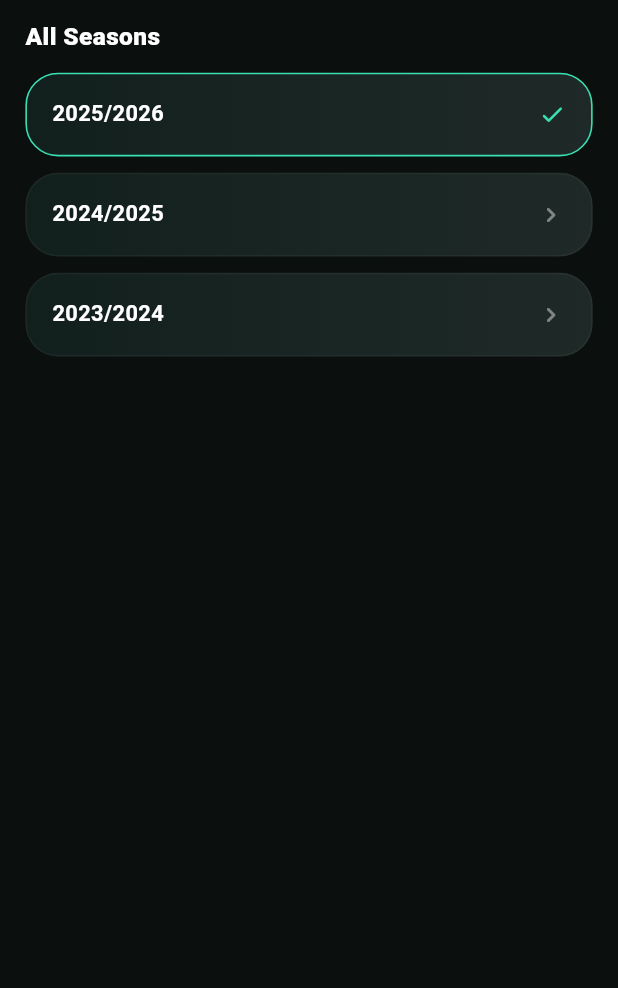
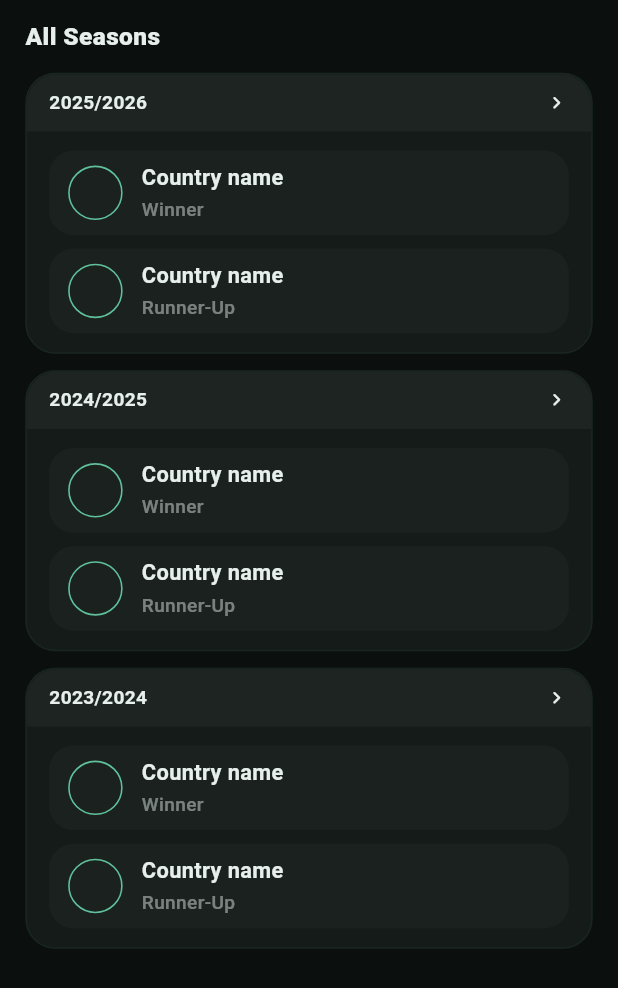
Before and after one commit to AminulSagor/football-app, a Flutter app: the LeagueDetailsSeasonsPage widget shown alone on an empty page, opened directly, on a phone screen of 412 x 824 dp. Shown: the top 988 px of the screen. Run offline on Flutter 3.47's test engine with Material 3 defaults, Android fonts, the phone set to English and light mode, and no system bars; our stand-ins replace flutter_screenutil, get, shared_preferences; accounts and stored records are empty.

Commit message:
feat: enhance UI components and improve layout responsiveness across various views
Co-authored-by: Copilot <copilot@github.com>

```diff
--- a/lib/modules/coach_profile/views/coach_profile_profile.dart
+++ b/lib/modules/coach_profile/views/coach_profile_profile.dart
@@ -121,7 +121,7 @@ class _FactTile extends StatelessWidget {
     final theme = Theme.of(context);
 
     return Container(
-      height: 58.h,
+      constraints: BoxConstraints(minHeight: 58.h),
       padding: EdgeInsets.symmetric(horizontal: 14.w, vertical: 12.h),
       decoration: BoxDecoration(
         borderRadius: BorderRadius.circular(16.r),
--- a/lib/modules/leagues/league_detials/views/league_details_fixture.dart
+++ b/lib/modules/leagues/league_detials/views/league_details_fixture.dart
@@ -30,6 +30,7 @@ class LeagueDetailsFixturesPage extends GetView<LeagueDetailsController> {
         children: [
           _FixturesSurfaceCard(
             fixtures: fixtures,
+            showDateNavigator: !controller.isWorldCup,
             onModeTap: controller.cycleFixturesMode,
             onDatePreviousTap: controller.showPreviousFixtureDate,
             onDateNextTap: controller.showNextFixtureDate,
@@ -42,12 +43,14 @@ class LeagueDetailsFixturesPage extends GetView<LeagueDetailsController> {
 
 class _FixturesSurfaceCard extends StatelessWidget {
   final LeagueDetailsFixturesViewModel fixtures;
+  final bool showDateNavigator;
   final VoidCallback onModeTap;
   final VoidCallback onDatePreviousTap;
   final VoidCallback onDateNextTap;
 
   const _FixturesSurfaceCard({
     required this.fixtures,
+    required this.showDateNavigator,
     required this.onModeTap,
     required this.onDatePreviousTap,
     required this.onDateNextTap,
@@ -99,7 +102,8 @@ class _FixturesSurfaceCard extends StatelessWidget {
                 ],
               ),
               SizedBox(height: 18.h),
-              if (fixtures.mode == LeagueDetailsFixturesMode.byDate) ...[
+              if (fixtures.mode == LeagueDetailsFixturesMode.byDate &&
+                  showDateNavigator) ...[
                 _DateNavigatorBar(
                   label: fixtures.selectedDateLabel,
                   onPreviousTap: onDatePreviousTap,
--- a/lib/modules/leagues/league_detials/views/league_details_seasons.dart
+++ b/lib/modules/leagues/league_detials/views/league_details_seasons.dart
@@ -12,6 +12,8 @@ class LeagueDetailsSeasonsPage extends GetView<LeagueDetailsController> {
   Widget build(BuildContext context) {
     return Obx(() {
       final state = controller.state.value;
+      final theme = Theme.of(context);
+
       return ListView(
         physics: const BouncingScrollPhysics(),
         padding: EdgeInsets.fromLTRB(16.w, 14.h, 16.w, 28.h),
@@ -19,7 +21,7 @@ class LeagueDetailsSeasonsPage extends GetView<LeagueDetailsController> {
           Text(
             'All Seasons',
             style: TextStyle(
-              color: Colors.white,
+              color: theme.colorScheme.onSurface,
               fontSize: AppTextStyles.sizeBodyLarge.sp,
               fontWeight: FontWeight.w800,
             ),
@@ -27,8 +29,7 @@ class LeagueDetailsSeasonsPage extends GetView<LeagueDetailsController> {
           SizedBox(height: 14.h),
           for (var index = 0; index < state.seasons.length; index++) ...[
             _SeasonCard(
-              label: state.seasons[index],
-              isSelected: state.seasons[index] == state.selectedSeason,
+              label: _seasonLabelWithVenue(state.seasons[index]),
               onTap: () => controller.selectSeason(state.seasons[index]),
             ),
             if (index != state.seasons.length - 1) SizedBox(height: 12.h),
@@ -41,58 +42,176 @@ class LeagueDetailsSeasonsPage extends GetView<LeagueDetailsController> {
 
 class _SeasonCard extends StatelessWidget {
   final String label;
-  final bool isSelected;
   final VoidCallback onTap;
 
-  const _SeasonCard({
-    required this.label,
-    required this.isSelected,
-    required this.onTap,
-  });
+  const _SeasonCard({required this.label, required this.onTap});
 
   @override
   Widget build(BuildContext context) {
+    final theme = Theme.of(context);
+    final rows = _seasonRowsFor(label);
+
     return Material(
       color: Colors.transparent,
       child: InkWell(
-        borderRadius: BorderRadius.circular(24.r),
+        borderRadius: BorderRadius.circular(22.r),
         onTap: onTap,
         child: Container(
-          padding: EdgeInsets.symmetric(horizontal: 16.w, vertical: 18.h),
           decoration: BoxDecoration(
-            borderRadius: BorderRadius.circular(24.r),
-            gradient: const LinearGradient(
-              begin: Alignment.centerLeft,
-              end: Alignment.centerRight,
-              colors: [Color(0xFF12201D), Color(0xFF1F2A28)],
-            ),
+            borderRadius: BorderRadius.circular(22.r),
+            color: theme.colorScheme.surface,
             border: Border.all(
-              color: isSelected
-                  ? const Color(0xFF39E0B3)
-                  : Colors.white.withAlpha(10),
+              color: theme.dividerColor.withAlpha(110),
               width: 1.w,
             ),
           ),
+          child: ClipRRect(
+            borderRadius: BorderRadius.circular(22.r),
+            child: Column(
+              children: [
+                Container(
+                  height: 42.h,
+                  width: double.infinity,
+                  padding: EdgeInsets.symmetric(horizontal: 14.w),
+                  color: Colors.white.withAlpha(10),
                   child: Row(
                     children: [
                       Expanded(
                         child: Text(
                           label,
                           style: TextStyle(
-                    color: Colors.white,
-                    fontSize: AppTextStyles.sizeBody.sp,
+                            color: theme.colorScheme.onSurface,
+                            fontSize: AppTextStyles.sizeBodySmall.sp,
                             fontWeight: FontWeight.w700,
                           ),
                         ),
                       ),
-              if (isSelected)
-                Icon(Icons.check_rounded, size: 20.r, color: const Color(0xFF39E0B3))
-              else
-                Icon(Icons.chevron_right_rounded, size: 22.r, color: Colors.white.withAlpha(110)),
+                      Icon(
+                        Icons.chevron_right_rounded,
+                        size: 18.r,
+                        color: theme.colorScheme.onSurface,
+                      ),
                     ],
+                  ),
+                ),
+                Padding(
+                  padding: EdgeInsets.fromLTRB(14.w, 14.h, 14.w, 14.h),
+                  child: Column(
+                    children: [
+                      for (var index = 0; index < rows.length; index++) ...[
+                        _SeasonResultRow(row: rows[index]),
+                        if (index != rows.length - 1) SizedBox(height: 10.h),
+                      ],
+                    ],
+                  ),
+                ),
+              ],
+            ),
           ),
         ),
       ),
     );
   }
 }
+
+class _SeasonResultRow extends StatelessWidget {
+  final _SeasonResultRowData row;
+
+  const _SeasonResultRow({required this.row});
+
+  @override
+  Widget build(BuildContext context) {
+    final theme = Theme.of(context);
+
+    return Container(
+      height: 62.h,
+      padding: EdgeInsets.symmetric(horizontal: 12.w),
+      decoration: BoxDecoration(
+        borderRadius: BorderRadius.circular(18.r),
+        color: Colors.white.withAlpha(7),
+      ),
+      child: Row(
+        children: [
+          Container(
+            width: 40.r,
+            height: 40.r,
+            decoration: BoxDecoration(
+              shape: BoxShape.circle,
+              border: Border.all(
+                color: theme.colorScheme.secondary.withAlpha(220),
+                width: 1.w,
+              ),
+            ),
+          ),
+          SizedBox(width: 12.w),
+          Expanded(
+            child: Column(
+              mainAxisAlignment: MainAxisAlignment.center,
+              crossAxisAlignment: CrossAxisAlignment.start,
+              children: [
+                Text(
+                  row.country,
+                  maxLines: 1,
+                  overflow: TextOverflow.ellipsis,
+                  style: TextStyle(
+                    color: theme.colorScheme.onSurface,
+                    fontSize: AppTextStyles.sizeBody.sp,
+                    fontWeight: FontWeight.w700,
+                  ),
+                ),
+                SizedBox(height: 2.h),
+                Text(
+                  row.resultLabel,
+                  maxLines: 1,
+                  overflow: TextOverflow.ellipsis,
+                  style: TextStyle(
+                    color: theme.colorScheme.onSurface.withAlpha(120),
+                    fontSize: AppTextStyles.sizeBodySmall.sp,
+                    fontWeight: FontWeight.w500,
+                  ),
+                ),
+              ],
+            ),
+          ),
+        ],
+      ),
+    );
+  }
+}
+
+class _SeasonResultRowData {
+  final String country;
+  final String resultLabel;
+
+  const _SeasonResultRowData({
+    required this.country,
+    required this.resultLabel,
+  });
+}
+
+const Map<String, String> _worldCupVenueBySeason = <String, String>{
+  '2026': 'Mexico',
+  '2022': 'Qatar',
+  '2018': 'Russia',
+  '2014': 'Brazil',
+  '2010': 'South Africa',
+  '2006': 'Germany',
+  '2002': 'Japan/South Korea',
+};
+
+String _seasonLabelWithVenue(String season) {
+  final venue = _worldCupVenueBySeason[season];
+
+  if (venue == null) {
+    return season;
+  }
+
+  return '$season $venue';
+}
+
+List<_SeasonResultRowData> _seasonRowsFor(String _) {
+  return const <_SeasonResultRowData>[
+    _SeasonResultRowData(country: 'Country name', resultLabel: 'Winner'),
+    _SeasonResultRowData(country: 'Country name', resultLabel: 'Runner-Up'),
+  ];
+}
--- a/lib/modules/matches/match_detials/views/match_details_facts.dart
+++ b/lib/modules/matches/match_detials/views/match_details_facts.dart
@@ -467,7 +467,7 @@ class _EventRow extends StatelessWidget {
         color: theme.colorScheme.primary,
       ),
       MatchDetailsEventType.yellowCard => _CardIcon(
-        color: theme.colorScheme.secondary,
+        color: const Color(0xFFF0C419),
       ),
       MatchDetailsEventType.redCard => _CardIcon(
         color: theme.colorScheme.error,
```
Also changed, not shown: lib/modules/news/news_view.dart (+8 -1 lines), lib/modules/team/views/team_profile_matches.dart (+100 -73 lines). Lines whose indentation alone changed are shown as unchanged.
